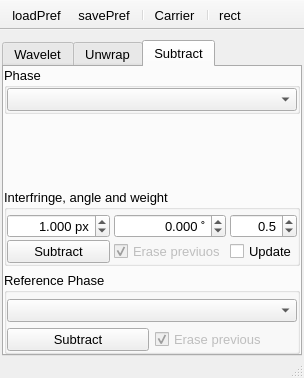
Above: UIs/nWavelet.ui from NeutrinoToolkit/Neutrino before the change. Below: the same form after it.
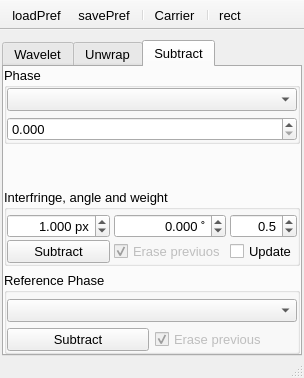
That is the form after the change. The open tabs and pages were chosen to show the change. Icons and pictures are not drawn.

What changed in the file:
```diff
--- a/UIs/nWavelet.ui
+++ b/UIs/nWavelet.ui
@@ -593,6 +593,16 @@
              </property>
             </widget>
            </item>
+           <item row="1" column="0">
+            <widget class="QDoubleSpinBox" name="phaseOffset">
+             <property name="decimals">
+              <number>3</number>
+             </property>
+             <property name="neutrinoSave" stdset="0">
+              <bool>true</bool>
+             </property>
+            </widget>
+           </item>
           </layout>
          </widget>
         </item>
```
